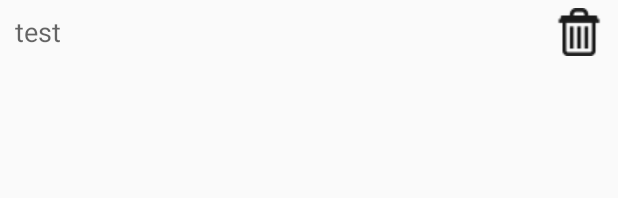
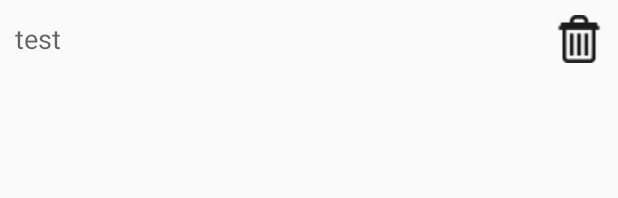
Before and after one commit to sbstp/ift2905-musicbrainz, an Android app: the layout list_bookmarks_entry.xml on its own in the app's theme, with its tools: preview values and no code run, on a phone screen of 412 x 824 dp. Shown: the top 198 px of the screen. Run offline under Robolectric (Android 15) with nearby library versions, the phone set to English and light mode, and no system bars.

Commit message:
minor fixes

```diff
--- a/app/src/main/java/org/ift2905/musicbrainz/ArtistFragment.java
+++ b/app/src/main/java/org/ift2905/musicbrainz/ArtistFragment.java
@@ -64,7 +64,9 @@ public class ArtistFragment extends Fragment implements TextView.OnEditorActionL
                         event.getAction() == KeyEvent.ACTION_DOWN &&
                         event.getKeyCode() == KeyEvent.KEYCODE_ENTER) {
 
-            new Task().execute(searchBox.getText().toString());
+            if (searchBox.length() > 0) {
+                new Task().execute(searchBox.getText().toString());
+            }
         }
         return false;
     }
--- a/app/src/main/java/org/ift2905/musicbrainz/ReleaseActivity.java
+++ b/app/src/main/java/org/ift2905/musicbrainz/ReleaseActivity.java
@@ -128,7 +128,7 @@ public class ReleaseActivity extends AppCompatActivity {
 
             name.setText(release.name);
             date.setText(release.year);
-            areas.setText(TextUtils.join(", ", release.areas));
+            areas.setText(TextUtils.join(", ", release.areas).replaceAll("(\\[|\\])", ""));
 
             return v;
         }
--- a/app/src/main/res/layout/list_bookmarks_entry.xml
+++ b/app/src/main/res/layout/list_bookmarks_entry.xml
@@ -4,7 +4,7 @@
     android:layout_height="match_parent"
     android:paddingLeft="10dp"
     android:paddingRight="10dp"
-    android:paddingTop="5dp"
+    android:paddingTop="10dp"
     android:paddingBottom="10dp">
 
     <ImageButton
```
Also changed, not shown: app/src/main/java/org/ift2905/musicbrainz/AlbumFragment.java (+4 -3 lines).
